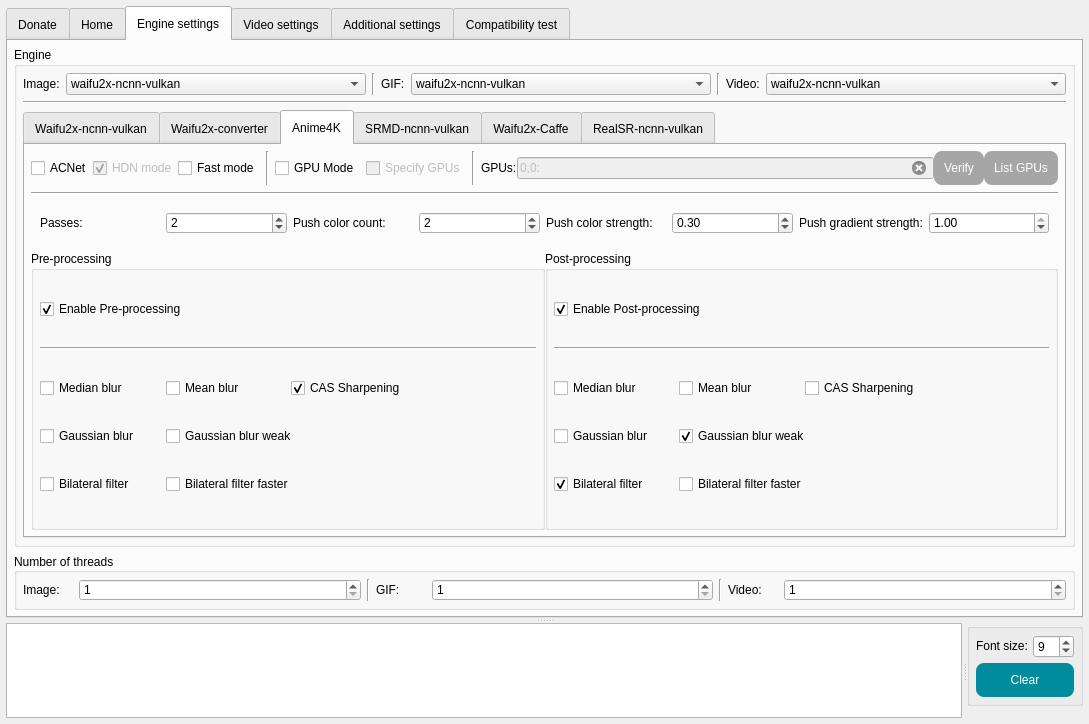
AaronFeng753/Waifu2x-Extension-GUI, file SRC/Waifu2x-Extension-QT/mainwindow.ui: the form before one commit.
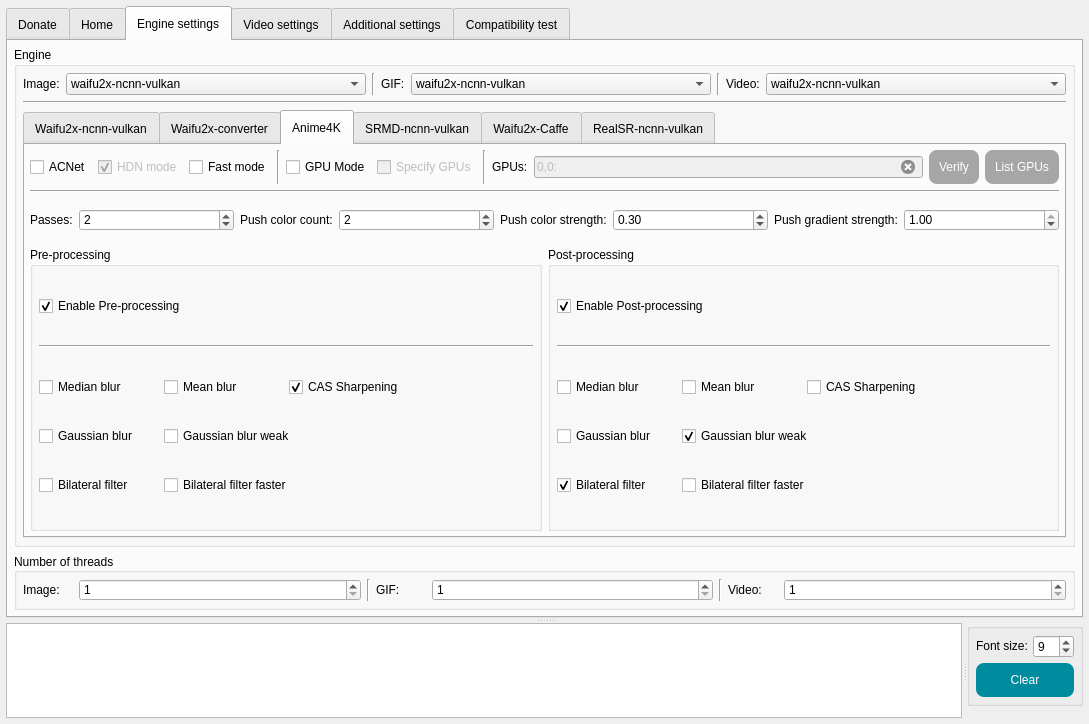
The form after the commit. The open tabs and pages were chosen to show the change. Icons and pictures are not drawn.

Patch:
```diff
--- a/SRC/Waifu2x-Extension-QT/mainwindow.ui
+++ b/SRC/Waifu2x-Extension-QT/mainwindow.ui
@@ -4032,53 +4032,17 @@
 - [ Speed:★★★  Image Quality:★ ]</string>
                </attribute>
                <layout class="QGridLayout" name="gridLayout_5">
-                <property name="sizeConstraint">
-                 <enum>QLayout::SetDefaultConstraint</enum>
-                </property>
                 <property name="leftMargin">
-                 <number>6</number>
+                 <number>5</number>
                 </property>
                 <property name="topMargin">
-                 <number>6</number>
+                 <number>5</number>
                 </property>
                 <property name="rightMargin">
-                 <number>6</number>
+                 <number>5</number>
                 </property>
                 <property name="bottomMargin">
-                 <number>6</number>
-                </property>
-                <property name="spacing">
-                 <number>0</number>
-                </property>
-                <item row="0" column="0">
-                 <widget class="QFrame" name="frame_16">
-                  <property name="maximumSize">
-                   <size>
-                    <width>16777215</width>
-                    <height>16777215</height>
-                   </size>
-                  </property>
-                  <property name="frameShape">
-                   <enum>QFrame::NoFrame</enum>
-                  </property>
-                  <property name="frameShadow">
-                   <enum>QFrame::Raised</enum>
-                  </property>
-                  <layout class="QGridLayout" name="gridLayout_57">
-                   <property name="leftMargin">
-                    <number>0</number>
-                   </property>
-                   <property name="topMargin">
-                    <number>0</number>
-                   </property>
-                   <property name="rightMargin">
-                    <number>0</number>
-                   </property>
-                   <property name="bottomMargin">
-                    <number>0</number>
-                   </property>
-                   <property name="verticalSpacing">
-                    <number>7</number>
+                 <number>5</number>
                    </property>
                    <item row="0" column="0">
                     <layout class="QHBoxLayout" name="horizontalLayout_4">
@@ -4299,6 +4263,12 @@
                    </item>
                    <item row="2" column="0" colspan="6">
                     <widget class="QWidget" name="widget" native="true">
+                  <property name="sizePolicy">
+                   <sizepolicy hsizetype="Preferred" vsizetype="Preferred">
+                    <horstretch>0</horstretch>
+                    <verstretch>0</verstretch>
+                   </sizepolicy>
+                  </property>
                      <property name="maximumSize">
                       <size>
                        <width>16777215</width>
@@ -4306,8 +4276,26 @@
                       </size>
                      </property>
                      <layout class="QGridLayout" name="gridLayout_38">
+                   <property name="leftMargin">
+                    <number>0</number>
+                   </property>
+                   <property name="topMargin">
+                    <number>0</number>
+                   </property>
+                   <property name="rightMargin">
+                    <number>0</number>
+                   </property>
+                   <property name="bottomMargin">
+                    <number>0</number>
+                   </property>
                       <item row="0" column="0">
                        <widget class="QLabel" name="label_48">
+                     <property name="sizePolicy">
+                      <sizepolicy hsizetype="Fixed" vsizetype="Preferred">
+                       <horstretch>0</horstretch>
+                       <verstretch>0</verstretch>
+                      </sizepolicy>
+                     </property>
                         <property name="toolTip">
                          <string>Passes for processing.</string>
                         </property>
@@ -4331,6 +4319,12 @@
                       </item>
                       <item row="0" column="2">
                        <widget class="QLabel" name="label_49">
+                     <property name="sizePolicy">
+                      <sizepolicy hsizetype="Fixed" vsizetype="Preferred">
+                       <horstretch>0</horstretch>
+                       <verstretch>0</verstretch>
+                      </sizepolicy>
+                     </property>
                         <property name="toolTip">
                          <string>Limit the number of color pushes.</string>
                         </property>
@@ -4354,6 +4348,12 @@
                       </item>
                       <item row="0" column="4">
                        <widget class="QLabel" name="label_50">
+                     <property name="sizePolicy">
+                      <sizepolicy hsizetype="Fixed" vsizetype="Preferred">
+                       <horstretch>0</horstretch>
+                       <verstretch>0</verstretch>
+                      </sizepolicy>
+                     </property>
                         <property name="toolTip">
                          <string>Strength for pushing color,range 0 to 1,higher for thinner.</string>
                         </property>
@@ -4377,6 +4377,12 @@
                       </item>
                       <item row="0" column="6">
                        <widget class="QLabel" name="label_51">
+                     <property name="sizePolicy">
+                      <sizepolicy hsizetype="Fixed" vsizetype="Preferred">
+                       <horstretch>0</horstretch>
+                       <verstretch>0</verstretch>
+                      </sizepolicy>
+                     </property>
                         <property name="toolTip">
                          <string>Strength for pushing gradient,range 0 to 1,higher for sharper.</string>
                         </property>
@@ -4611,10 +4617,7 @@
                    </item>
                   </layout>
                  </widget>
-                </item>
-               </layout>
-              </widget>
-              <widget class="QWidget" name="tab_6">
+              <widget class="QWidget" name="tab_SrmdNcnnVulkan">
                <attribute name="title">
                 <string notr="true">SRMD-ncnn-vulkan</string>
                </attribute>
```
Left out of the diff: 80 changed lines with no effect on the pictures. Lines whose indentation alone changed are shown as unchanged.
